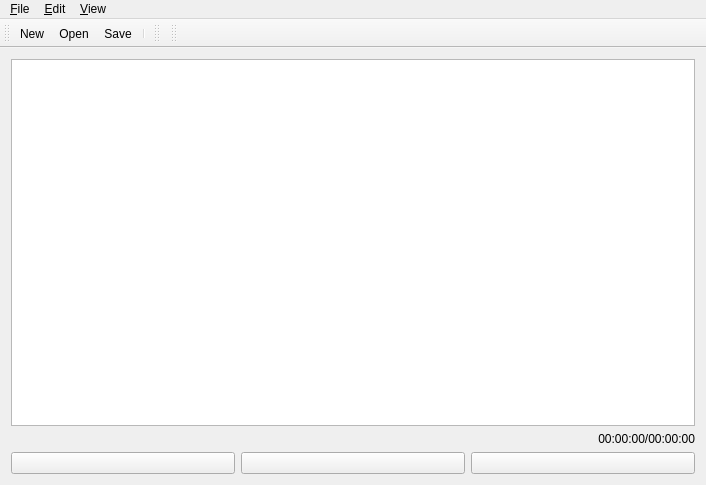
MJAS1/vidman, file src/mainwindow.ui: the form before one commit.
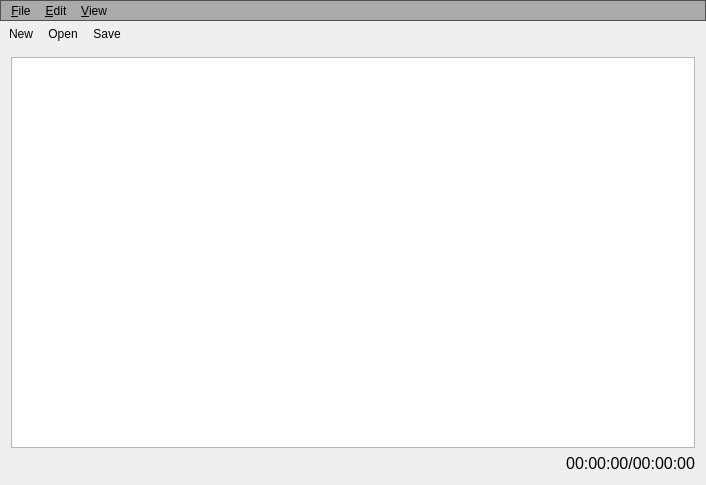
The form after the commit. Icons and pictures are not drawn. Custom widgets are drawn as their Qt base class.

Patch:
```diff
--- a/src/mainwindow.ui
+++ b/src/mainwindow.ui
@@ -10,44 +10,67 @@
     <height>485</height>
    </rect>
   </property>
+  <property name="palette">
+   <palette>
+    <active/>
+    <inactive/>
+    <disabled/>
+   </palette>
+  </property>
   <property name="windowTitle">
    <string>untitled.meg</string>
   </property>
+  <property name="layoutDirection">
+   <enum>Qt::LeftToRight</enum>
+  </property>
+  <property name="styleSheet">
+   <string notr="true">QMenuBar {
+    background-color: rgb(170, 170, 170);
+	border: 1px solid rgb(80, 80, 80);
+}
+
+QMenuBar:item {
+	background : transparent
+}
+
+QToolBar {
+	background : qlineargradient(spread:pad, x1:0, y1:0, x2:0, 		y2:1, stop:0.00904977 rgba(150, 150, 150, 255), stop:0.977376 rgba(80, 80, 80, 255));
+	border: none
+}
+
+
+
+
+QPushButton {
+	border : none;
+	outline : none;
+}
+
+QPushButton:hover {
+	background-color : rgb(240, 240, 240)
+}</string>
+  </property>
+  <property name="dockOptions">
+   <set>QMainWindow::AllowTabbedDocks|QMainWindow::AnimatedDocks</set>
+  </property>
   <widget class="QWidget" name="centralWidget">
    <layout class="QGridLayout" name="gridLayout">
-    <item row="1" column="0" colspan="2">
-     <layout class="QHBoxLayout" name="horizontalLayout_2">
-      <item>
-       <widget class="TextEdit" name="textEdit"/>
-      </item>
-     </layout>
-    </item>
-    <item row="2" column="0" colspan="2">
-     <widget class="QLabel" name="timeLbl">
-      <property name="sizePolicy">
-       <sizepolicy hsizetype="Preferred" vsizetype="Fixed">
-        <horstretch>0</horstretch>
-        <verstretch>0</verstretch>
-       </sizepolicy>
-      </property>
-      <property name="layoutDirection">
-       <enum>Qt::LeftToRight</enum>
-      </property>
-      <property name="text">
-       <string>00:00:00/00:00:00</string>
-      </property>
-      <property name="alignment">
-       <set>Qt::AlignRight|Qt::AlignTrailing|Qt::AlignVCenter</set>
-      </property>
-     </widget>
-    </item>
-    <item row="3" column="0" colspan="2">
+    <item row="3" column="0">
      <layout class="QHBoxLayout" name="horizontalLayout">
+      <property name="spacing">
+       <number>6</number>
+      </property>
       <item>
        <widget class="QPushButton" name="startButton">
         <property name="enabled">
          <bool>true</bool>
         </property>
+        <property name="sizePolicy">
+         <sizepolicy hsizetype="Minimum" vsizetype="Minimum">
+          <horstretch>0</horstretch>
+          <verstretch>0</verstretch>
+         </sizepolicy>
+        </property>
         <property name="toolTip">
          <string>Play</string>
         </property>
@@ -59,6 +82,12 @@
           <normaloff/>
          </iconset>
         </property>
+        <property name="iconSize">
+         <size>
+          <width>15</width>
+          <height>15</height>
+         </size>
+        </property>
         <property name="shortcut">
          <string>Space</string>
         </property>
@@ -75,6 +104,12 @@
         <property name="enabled">
          <bool>true</bool>
         </property>
+        <property name="sizePolicy">
+         <sizepolicy hsizetype="Minimum" vsizetype="Minimum">
+          <horstretch>0</horstretch>
+          <verstretch>0</verstretch>
+         </sizepolicy>
+        </property>
         <property name="toolTip">
          <string>Stop</string>
         </property>
@@ -86,6 +121,12 @@
           <normaloff/>
          </iconset>
         </property>
+        <property name="iconSize">
+         <size>
+          <width>15</width>
+          <height>15</height>
+         </size>
+        </property>
         <property name="shortcut">
          <string>Space</string>
         </property>
@@ -96,9 +137,18 @@
         <property name="enabled">
          <bool>true</bool>
         </property>
+        <property name="sizePolicy">
+         <sizepolicy hsizetype="Minimum" vsizetype="Minimum">
+          <horstretch>0</horstretch>
+          <verstretch>0</verstretch>
+         </sizepolicy>
+        </property>
         <property name="toolTip">
          <string>Record</string>
         </property>
+        <property name="styleSheet">
+         <string notr="true"/>
+        </property>
         <property name="text">
          <string/>
         </property>
@@ -107,6 +157,12 @@
           <normaloff/>
          </iconset>
         </property>
+        <property name="iconSize">
+         <size>
+          <width>15</width>
+          <height>15</height>
+         </size>
+        </property>
         <property name="checkable">
          <bool>true</bool>
         </property>
@@ -114,6 +170,53 @@
       </item>
      </layout>
     </item>
+    <item row="1" column="0" colspan="3">
+     <layout class="QHBoxLayout" name="horizontalLayout_2">
+      <item>
+       <widget class="TextEdit" name="textEdit"/>
+      </item>
+     </layout>
+    </item>
+    <item row="3" column="2">
+     <widget class="QLabel" name="timeLbl">
+      <property name="sizePolicy">
+       <sizepolicy hsizetype="Preferred" vsizetype="Fixed">
+        <horstretch>0</horstretch>
+        <verstretch>0</verstretch>
+       </sizepolicy>
+      </property>
+      <property name="font">
+       <font>
+        <pointsize>12</pointsize>
+       </font>
+      </property>
+      <property name="layoutDirection">
+       <enum>Qt::LeftToRight</enum>
+      </property>
+      <property name="text">
+       <string>00:00:00/00:00:00</string>
+      </property>
+      <property name="alignment">
+       <set>Qt::AlignRight|Qt::AlignTrailing|Qt::AlignVCenter</set>
+      </property>
+     </widget>
+    </item>
+    <item row="3" column="1">
+     <spacer name="horizontalSpacer">
+      <property name="orientation">
+       <enum>Qt::Horizontal</enum>
+      </property>
+      <property name="sizeType">
+       <enum>QSizePolicy::Fixed</enum>
+      </property>
+      <property name="sizeHint" stdset="0">
+       <size>
+        <width>350</width>
+        <height>20</height>
+       </size>
+      </property>
+     </spacer>
+    </item>
    </layout>
   </widget>
   <widget class="QMenuBar" name="menuBar">
@@ -122,9 +225,12 @@
      <x>0</x>
      <y>0</y>
      <width>706</width>
-     <height>27</height>
+     <height>29</height>
     </rect>
    </property>
+   <property name="styleSheet">
+    <string notr="true"/>
+   </property>
    <widget class="QMenu" name="menu_File">
     <property name="title">
      <string>&amp;File</string>
@@ -168,9 +274,36 @@
    <addaction name="menu_View"/>
   </widget>
   <widget class="QToolBar" name="toolBar">
+   <property name="sizePolicy">
+    <sizepolicy hsizetype="Preferred" vsizetype="Minimum">
+     <horstretch>0</horstretch>
+     <verstretch>0</verstretch>
+    </sizepolicy>
+   </property>
+   <property name="minimumSize">
+    <size>
+     <width>700</width>
+     <height>0</height>
+    </size>
+   </property>
    <property name="windowTitle">
     <string>toolBar</string>
    </property>
+   <property name="layoutDirection">
+    <enum>Qt::LeftToRight</enum>
+   </property>
+   <property name="autoFillBackground">
+    <bool>false</bool>
+   </property>
+   <property name="styleSheet">
+    <string notr="true"/>
+   </property>
+   <property name="movable">
+    <bool>false</bool>
+   </property>
+   <property name="floatable">
+    <bool>true</bool>
+   </property>
    <attribute name="toolBarArea">
     <enum>TopToolBarArea</enum>
    </attribute>
@@ -180,29 +313,6 @@
    <addaction name="actionNew"/>
    <addaction name="actionOpen"/>
    <addaction name="actionSave"/>
-   <addaction name="separator"/>
-  </widget>
-  <widget class="QToolBar" name="toolBar2">
-   <property name="windowTitle">
-    <string>toolBar_2</string>
-   </property>
-   <attribute name="toolBarArea">
-    <enum>TopToolBarArea</enum>
-   </attribute>
-   <attribute name="toolBarBreak">
-    <bool>false</bool>
-   </attribute>
-  </widget>
-  <widget class="QToolBar" name="toolBar_2">
-   <property name="windowTitle">
-    <string>toolBar_2</string>
-   </property>
-   <attribute name="toolBarArea">
-    <enum>TopToolBarArea</enum>
-   </attribute>
-   <attribute name="toolBarBreak">
-    <bool>false</bool>
-   </attribute>
   </widget>
   <action name="actionOpen">
    <property name="icon">
```
